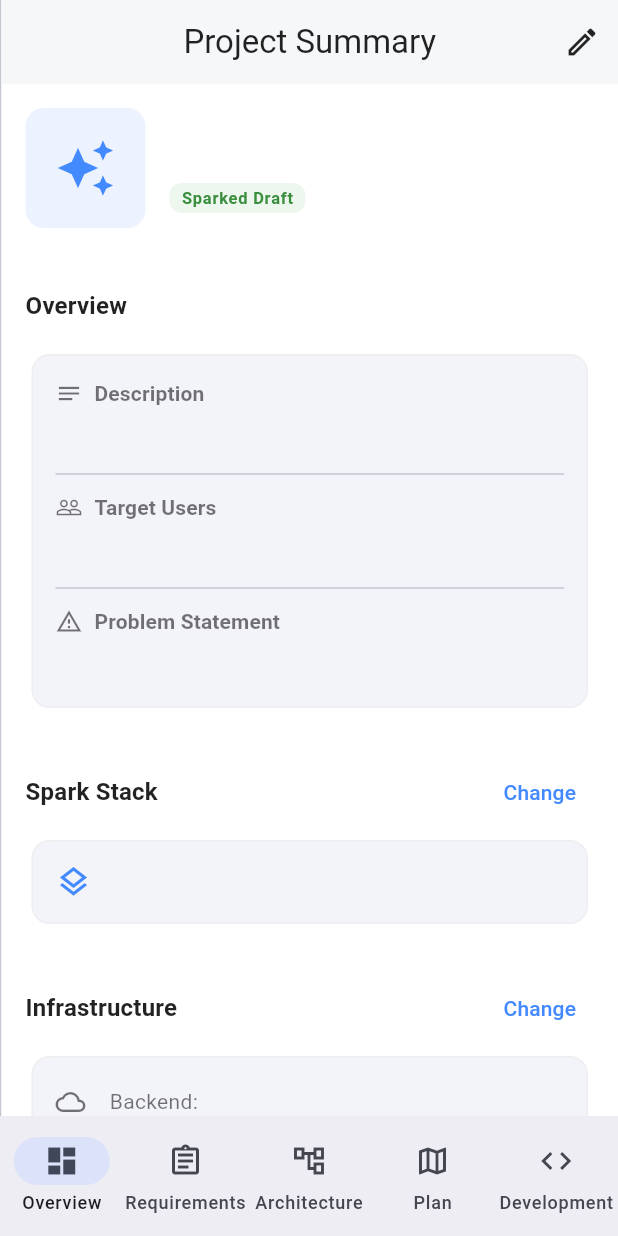
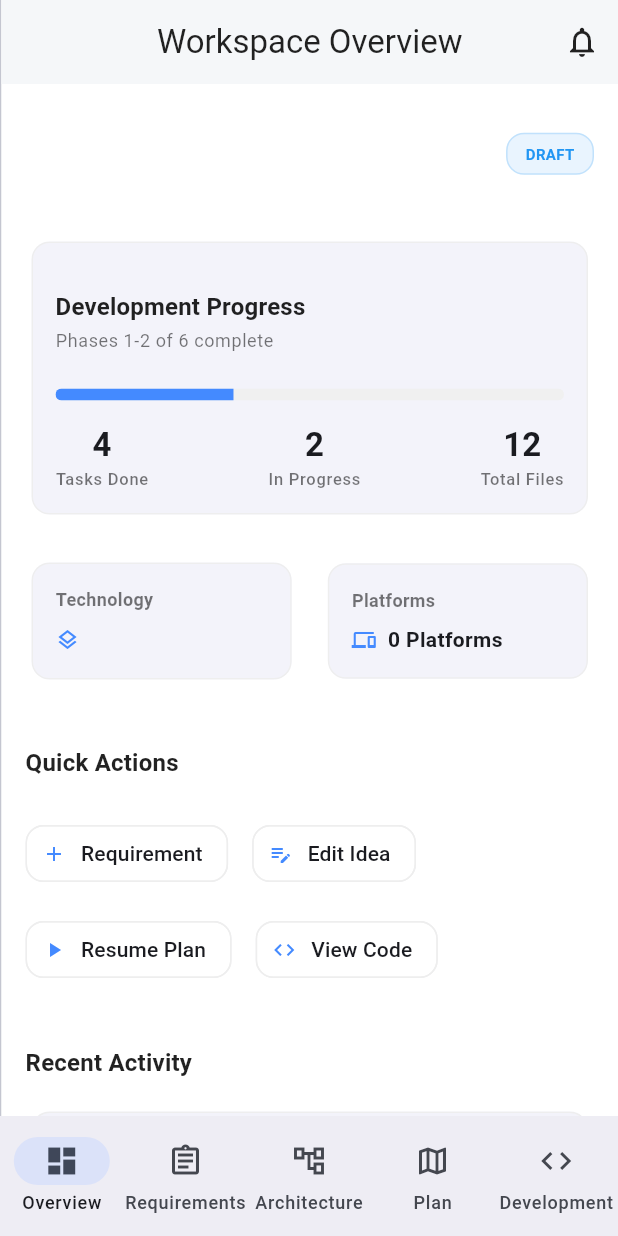
Before and after one commit to shubham230523/kindle, a Flutter app: the ProjectWorkspaceShell screen opened directly with empty values, on a phone screen of 412 x 824 dp. Run offline on Flutter 3.47's test engine with Material 3 defaults, Android fonts, the phone set to English and light mode, and no system bars.

Commit message:
Project overview created

```diff
--- /dev/null
+++ b/lib/features/workspace/screens/project_dashboard_screen.dart
@@ -0,0 +1,319 @@
+import 'package:flutter/material.dart';
+import '../../project/models/project.dart';
+import '../../../shared/widgets/kindle_card.dart';
+import '../../../shared/widgets/section_title.dart';
+import '../../../core/theme/app_colors.dart';
+import '../../../core/constants/app_constants.dart';
+import '../../../core/utils/responsive_layout.dart';
+
+class ProjectDashboardScreen extends StatelessWidget {
+  final Project project;
+
+  const ProjectDashboardScreen({super.key, required this.project});
+
+  @override
+  Widget build(BuildContext context) {
+    return Scaffold(
+      appBar: AppBar(
+        title: const Text('Workspace Overview'),
+        actions: [
+          IconButton(
+            icon: const Icon(Icons.notifications_none),
+            onPressed: () {},
+          ),
+        ],
+      ),
+      body: SingleChildScrollView(
+        child: Center(
+          child: ConstrainedBox(
+            constraints: const BoxConstraints(maxWidth: kMaxContentWidth),
+            child: Padding(
+              padding: const EdgeInsets.all(AppConstants.spacingMd),
+              child: Column(
+                crossAxisAlignment: CrossAxisAlignment.start,
+                children: [
+                  _ProjectHeader(project: project),
+                  const SizedBox(height: AppConstants.spacingLg),
+                  _ProgressSection(),
+                  const SizedBox(height: AppConstants.spacingLg),
+                  _TechnicalStackSection(project: project),
+                  const SizedBox(height: AppConstants.spacingLg),
+                  _QuickActionsSection(),
+                  const SizedBox(height: AppConstants.spacingLg),
+                  _RecentActivitySection(),
+                  const SizedBox(height: AppConstants.spacingXl),
+                ],
+              ),
+            ),
+          ),
+        ),
+      ),
+    );
+  }
+}
+
+class _ProjectHeader extends StatelessWidget {
+  final Project project;
+  const _ProjectHeader({required this.project});
+
+  @override
+  Widget build(BuildContext context) {
+    return Column(
+      crossAxisAlignment: CrossAxisAlignment.start,
+      children: [
+        Row(
+          children: [
+            Expanded(
+              child: Column(
+                crossAxisAlignment: CrossAxisAlignment.start,
+                children: [
+                  Text(
+                    project.name,
+                    style: Theme.of(context).textTheme.headlineMedium?.copyWith(
+                          fontWeight: FontWeight.bold,
+                          color: AppColors.textPrimary,
+                        ),
+                  ),
+                  const SizedBox(height: 4),
+                  Text(
+                    project.description,
+                    style: Theme.of(context).textTheme.bodyMedium?.copyWith(
+                          color: AppColors.textSecondary,
+                        ),
+                  ),
+                ],
+              ),
+            ),
+            _StatusBadge(status: project.status),
+          ],
+        ),
+      ],
+    );
+  }
+}
+
+class _StatusBadge extends StatelessWidget {
+  final ProjectStatus status;
+  const _StatusBadge({required this.status});
+
+  @override
+  Widget build(BuildContext context) {
+    return Container(
+      padding: const EdgeInsets.symmetric(horizontal: 12, vertical: 6),
+      decoration: BoxDecoration(
+        color: Colors.blue.withValues(alpha: 0.1),
+        borderRadius: BorderRadius.circular(AppConstants.radiusMd),
+        border: Border.all(color: Colors.blue.withValues(alpha: 0.2)),
+      ),
+      child: Text(
+        status.name.toUpperCase(),
+        style: const TextStyle(
+          color: Colors.blue,
+          fontWeight: FontWeight.bold,
+          fontSize: 10,
+        ),
+      ),
+    );
+  }
+}
+
+class _ProgressSection extends StatelessWidget {
+  @override
+  Widget build(BuildContext context) {
+    return KindleCard(
+      child: Column(
+        crossAxisAlignment: CrossAxisAlignment.start,
+        children: [
+          const SectionTitle(title: 'Development Progress', subtitle: 'Phases 1-2 of 6 complete'),
+          const SizedBox(height: AppConstants.spacingSm),
+          ClipRRect(
+            borderRadius: BorderRadius.circular(AppConstants.radiusSm),
+            child: const LinearProgressIndicator(
+              value: 0.35,
+              minHeight: 8,
+              backgroundColor: Color(0xFFF0F0F0),
+              valueColor: AlwaysStoppedAnimation<Color>(AppColors.primary),
+            ),
+          ),
+          const SizedBox(height: AppConstants.spacingMd),
+          Row(
+            mainAxisAlignment: MainAxisAlignment.spaceBetween,
+            children: [
+              _buildStat(context, 'Tasks Done', '4'),
+              _buildStat(context, 'In Progress', '2'),
+              _buildStat(context, 'Total Files', '12'),
+            ],
+          ),
+        ],
+      ),
+    );
+  }
+
+  Widget _buildStat(BuildContext context, String label, String value) {
+    return Column(
+      children: [
+        Text(value, style: Theme.of(context).textTheme.titleLarge?.copyWith(fontWeight: FontWeight.bold)),
+        Text(label, style: Theme.of(context).textTheme.labelSmall?.copyWith(color: AppColors.textSecondary)),
+      ],
+    );
+  }
+}
+
+class _TechnicalStackSection extends StatelessWidget {
+  final Project project;
+  const _TechnicalStackSection({required this.project});
+
+  @override
+  Widget build(BuildContext context) {
+    return Row(
+      children: [
+        Expanded(
+          child: KindleCard(
+            child: Column(
+              crossAxisAlignment: CrossAxisAlignment.start,
+              children: [
+                const Text('Technology', style: TextStyle(fontWeight: FontWeight.bold, fontSize: 12, color: AppColors.textSecondary)),
+                const SizedBox(height: 8),
+                Row(
+                  children: [
+                    const Icon(Icons.layers_outlined, size: 16, color: AppColors.primary),
+                    const SizedBox(width: 8),
+                    Text(project.selectedTechnology ?? 'Not Selected', style: const TextStyle(fontWeight: FontWeight.bold)),
+                  ],
+                ),
+              ],
+            ),
+          ),
+        ),
+        const SizedBox(width: AppConstants.spacingMd),
+        Expanded(
+          child: KindleCard(
+            child: Column(
+              crossAxisAlignment: CrossAxisAlignment.start,
+              children: [
+                const Text('Platforms', style: TextStyle(fontWeight: FontWeight.bold, fontSize: 12, color: AppColors.textSecondary)),
+                const SizedBox(height: 8),
+                Row(
+                  children: [
+                    const Icon(Icons.devices, size: 16, color: AppColors.primary),
+                    const SizedBox(width: 8),
+                    Text('${project.platforms.length} Platforms', style: const TextStyle(fontWeight: FontWeight.bold)),
+                  ],
+                ),
+              ],
+            ),
+          ),
+        ),
+      ],
+    );
+  }
+}
+
+class _QuickActionsSection extends StatelessWidget {
+  @override
+  Widget build(BuildContext context) {
+    return Column(
+      crossAxisAlignment: CrossAxisAlignment.start,
+      children: [
+        const SectionTitle(title: 'Quick Actions'),
+        const SizedBox(height: AppConstants.spacingSm),
+        Wrap(
+          spacing: AppConstants.spacingMd,
+          runSpacing: AppConstants.spacingMd,
+          children: [
+            _ActionChip(icon: Icons.add, label: 'Requirement', onTap: () {}),
+            _ActionChip(icon: Icons.edit_note, label: 'Edit Idea', onTap: () {}),
+            _ActionChip(icon: Icons.play_arrow, label: 'Resume Plan', onTap: () {}),
+            _ActionChip(icon: Icons.code, label: 'View Code', onTap: () {}),
+          ],
+        ),
+      ],
+    );
+  }
+}
+
+class _ActionChip extends StatelessWidget {
+  final IconData icon;
+  final String label;
+  final VoidCallback onTap;
+
+  const _ActionChip({required this.icon, required this.label, required this.onTap});
+
+  @override
+  Widget build(BuildContext context) {
+    return ActionChip(
+      avatar: Icon(icon, size: 16, color: AppColors.primary),
+      label: Text(label),
+      onPressed: onTap,
+      backgroundColor: Colors.white,
+      side: BorderSide(color: Colors.grey.shade200),
+      shape: RoundedRectangleBorder(borderRadius: BorderRadius.circular(AppConstants.radiusMd)),
+    );
+  }
+}
+
+class _RecentActivitySection extends StatelessWidget {
+  @override
+  Widget build(BuildContext context) {
+    return Column(
+      crossAxisAlignment: CrossAxisAlignment.start,
+      children: [
+        const SectionTitle(title: 'Recent Activity'),
+        KindleCard(
+          padding: EdgeInsets.zero,
+          child: Column(
+            children: [
+              _ActivityItem(
+                icon: Icons.auto_awesome,
+                title: 'Architecture Sparked',
+                time: '2 hours ago',
+                isLast: false,
+              ),
+              _ActivityItem(
+                icon: Icons.assignment_turned_in,
+                title: 'Requirements Formalized',
+                time: '5 hours ago',
+                isLast: false,
+              ),
+              _ActivityItem(
+                icon: Icons.chat_bubble_outline,
+                title: 'Discovery Conversation Complete',
+                time: 'Yesterday',
+                isLast: true,
+              ),
+            ],
+          ),
+        ),
+      ],
+    );
+  }
+}
+
+class _ActivityItem extends StatelessWidget {
+  final IconData icon;
+  final String title;
+  final String time;
+  final bool isLast;
+
+  const _ActivityItem({
+    required this.icon,
+    required this.title,
+    required this.time,
+    this.isLast = false,
+  });
+
+  @override
+  Widget build(BuildContext context) {
+    return Column(
+      children: [
+        ListTile(
+          leading: Icon(icon, color: AppColors.primary, size: 20),
+          title: Text(title, style: const TextStyle(fontSize: 14, fontWeight: FontWeight.w500)),
+          subtitle: Text(time, style: Theme.of(context).textTheme.labelSmall?.copyWith(color: AppColors.textSecondary)),
+          dense: true,
+        ),
+        if (!isLast) const Divider(height: 1, indent: 56),
+      ],
+    );
+  }
+}
--- a/lib/features/workspace/screens/project_workspace_shell.dart
+++ b/lib/features/workspace/screens/project_workspace_shell.dart
@@ -1,6 +1,6 @@
 import 'package:flutter/material.dart';
 import '../../project/models/project.dart';
-import '../../project/screens/project_summary_screen.dart';
+import 'project_dashboard_screen.dart';
 import '../../project/screens/requirements_list_screen.dart';
 import '../../project/screens/architecture_overview_screen.dart';
 import '../../project/screens/development_plan_screen.dart';
@@ -33,7 +33,7 @@ class _ProjectWorkspaceShellState extends State<ProjectWorkspaceShell> {
   Widget _buildBody() {
     switch (_selectedIndex) {
       case 0:
-        return ProjectSummaryScreen(project: widget.project);
+        return ProjectDashboardScreen(project: widget.project);
       case 1:
         return RequirementsListScreen(project: widget.project);
       case 2:
```
